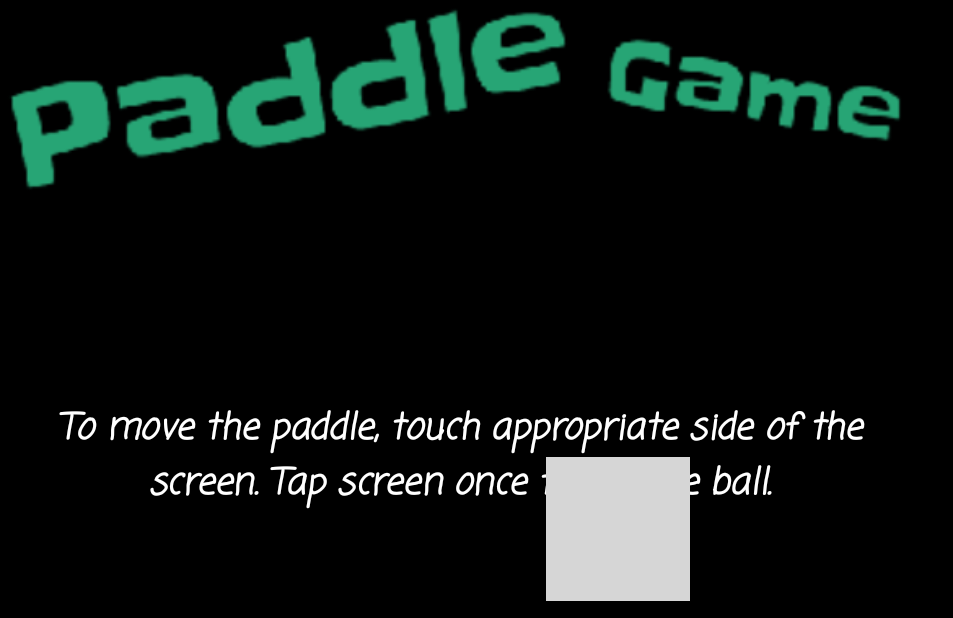
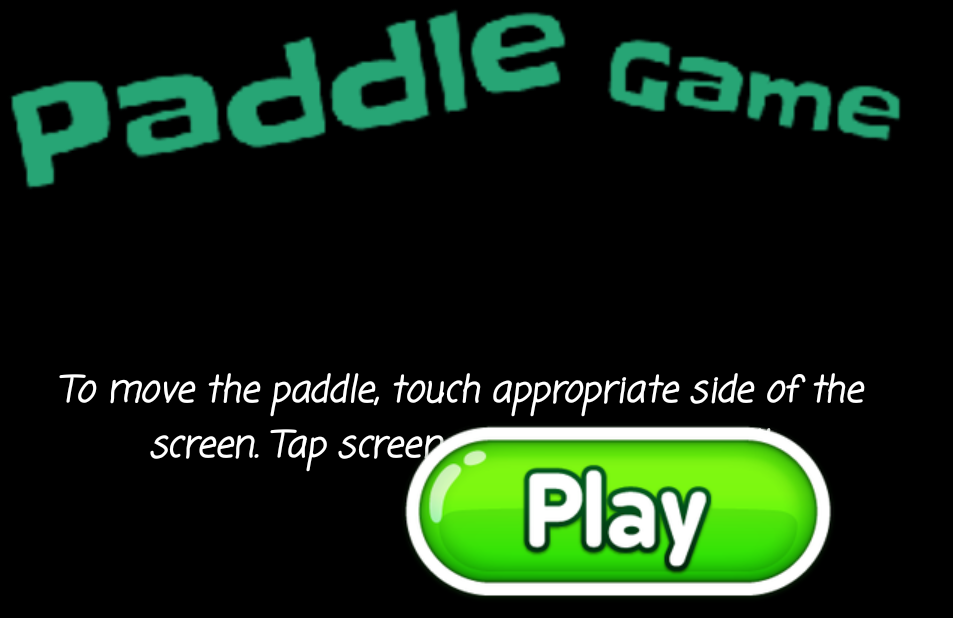
Before and after one commit to monisha-jeg/android_paddle_game, an Android app: the screen it shows after launch (MainActivity), on a phone screen of 824 x 412 dp (held sideways). Shown: the whole screen, without its empty margins (0-953 px from the left). Run offline under Robolectric (Android 15) with nearby library versions, the phone set to English and light mode, and no system bars; grey boxes are pictures that could not be loaded.

Commit message:
Changed button name

```diff
--- a/app/src/main/res/layout/activity_main.xml
+++ b/app/src/main/res/layout/activity_main.xml
@@ -34,7 +34,7 @@
         android:layout_width="wrap_content"
         android:layout_height="wrap_content"
         android:id="@+id/buttonPlay"
-        android:background="@drawable/play_button"
+        android:background="@drawable/playbutton"
         android:layout_centerHorizontal="true"
         tools:ignore="ContentDescription"
         app:layout_constraintRight_toRightOf="parent"
```
